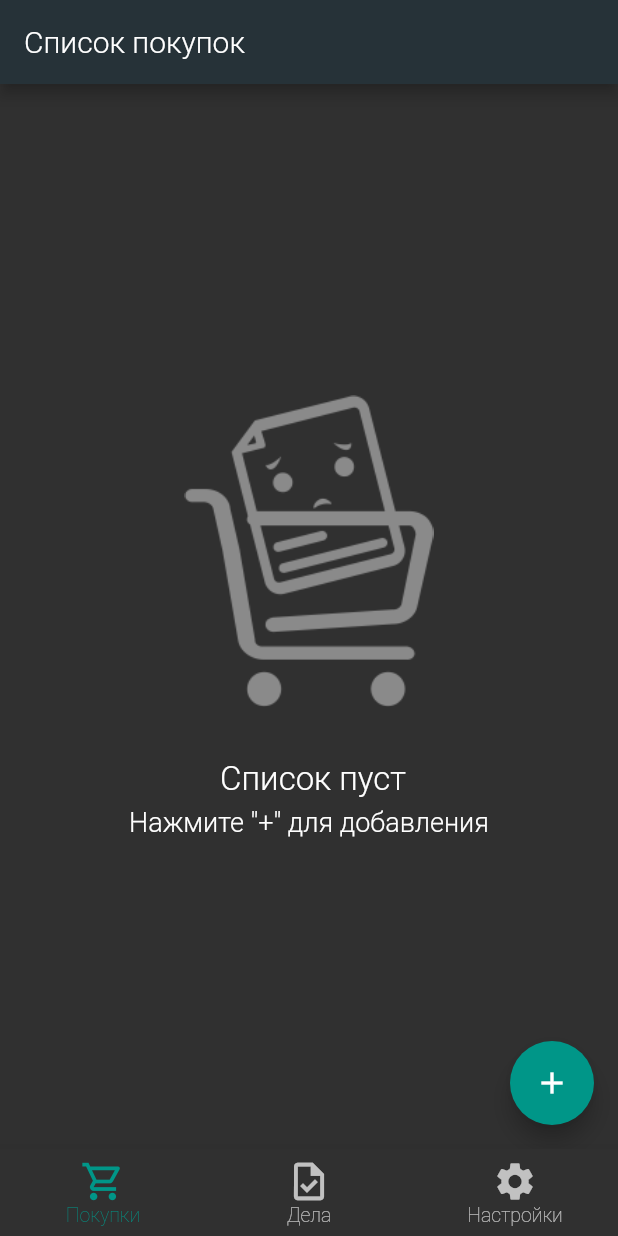
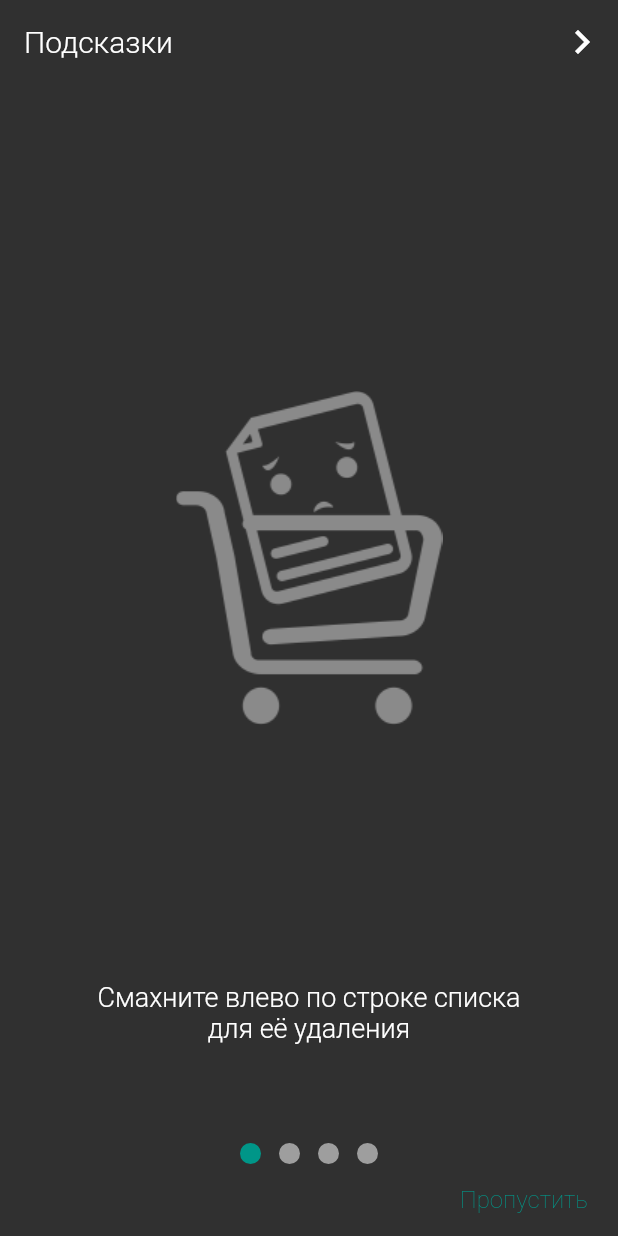
Before and after one commit to IgorFedoseev/my_todo_shopping_list, a Flutter app: the screen it shows after launch, on a phone screen of 412 x 824 dp. Run offline on Flutter 3.47's test engine with Material 2 defaults, Android fonts, the phone set to English and light mode, and no system bars; drawn by our look-alikes of smooth_page_indicator; our stand-ins replace flutter_slidable, google_fonts.

Commit message:
created an onboarding screen

```diff
--- /dev/null
+++ b/lib/navigation/app_pages.dart
@@ -0,0 +1,5 @@
+class AppPages{
+  static String home = '/';
+  static String onBoardingPath = '/on_boarding';
+
+}
--- a/lib/navigation/app_router.dart
+++ b/lib/navigation/app_router.dart
@@ -1,5 +1,6 @@
 import 'package:flutter/material.dart';
 import 'package:my_to_do_shopping_list/widgets/app/app_state_manager.dart';
+import 'package:my_to_do_shopping_list/widgets/pages/onboarding_page.dart';
 import 'package:my_to_do_shopping_list/widgets/pages/products_list_manager.dart';
 
 class AppRouter extends RouterDelegate
@@ -30,7 +31,9 @@ class AppRouter extends RouterDelegate
     return Navigator(
       key: navigatorKey,
       onPopPage: _handlePopPage,
-      pages: [],
+      pages: [
+        if(!appStateManager.isOnBoardingComplete) OnBoardingPage.page(),
+      ],
     );
   }
 
--- a/lib/widgets/app/my_app.dart
+++ b/lib/widgets/app/my_app.dart
@@ -1,7 +1,6 @@
 import 'package:flutter/material.dart';
 import 'package:my_to_do_shopping_list/navigation/app_router.dart';
 import 'package:my_to_do_shopping_list/widgets/app/app_state_manager.dart';
-import 'package:my_to_do_shopping_list/widgets/pages/home_page.dart';
 import 'package:my_to_do_shopping_list/widgets/pages/products_list_manager.dart';
 import 'package:my_to_do_shopping_list/widgets/style/app_theme.dart';
 import 'package:provider/provider.dart';
@@ -30,17 +29,17 @@ class _MyAppState extends State<MyApp> {
   @override
   Widget build(BuildContext context) {
     final theme = AppTheme.dark();
-    return MaterialApp(
-      title: 'To-do shopping list',
-      // routes: mainNavigation.route,
-      // onGenerateRoute: mainNavigation.onGenerateRoute,
-      theme: theme,
-      home: MultiProvider(
-        providers: [
-          ChangeNotifierProvider(create: (context) => _appStateManager),
-          ChangeNotifierProvider(create: (context) => _productListManager),
-        ],
-        child: const HomePage(),
+    return MultiProvider(
+      providers: [
+        ChangeNotifierProvider(create: (context) => _appStateManager),
+        ChangeNotifierProvider(create: (context) => _productListManager),
+      ],
+      child: MaterialApp(
+        title: 'To-do shopping list',
+        theme: theme,
+        home: Router(
+          routerDelegate: _appRouter,
+        ),
       ),
     );
   }
--- /dev/null
+++ b/lib/widgets/pages/onboarding_page.dart
@@ -0,0 +1,136 @@
+import 'package:flutter/material.dart';
+import 'package:my_to_do_shopping_list/app_images.dart';
+import 'package:my_to_do_shopping_list/navigation/app_pages.dart';
+import 'package:my_to_do_shopping_list/widgets/app/app_state_manager.dart';
+import 'package:provider/provider.dart';
+import 'package:smooth_page_indicator/smooth_page_indicator.dart';
+
+class OnBoardingPage extends StatefulWidget {
+  static MaterialPage page() {
+    return MaterialPage(
+      name: AppPages.onBoardingPath,
+      key: ValueKey(AppPages.onBoardingPath),
+      child: const OnBoardingPage(),
+    );
+  }
+
+  const OnBoardingPage({Key? key}) : super(key: key);
+
+  @override
+  State<OnBoardingPage> createState() => _OnBoardingPageState();
+}
+
+class _OnBoardingPageState extends State<OnBoardingPage> {
+  final _pageController = PageController();
+
+  @override
+  Widget build(BuildContext context) {
+    return Scaffold(
+      appBar: AppBar(
+        backgroundColor: Colors.transparent,
+        elevation: 0.0,
+        title: const Text('Подсказки'),
+        actions: [
+          IconButton(
+            onPressed: Provider.of<AppStateManager>(context).completeOnBoarding,
+            icon: const Icon(Icons.chevron_right),
+          ),
+        ],
+        actionsIconTheme: const IconThemeData(size: 32.0),
+      ),
+      body: SafeArea(
+        child: Column(
+          children: <Widget>[
+            _buildPages(),
+            _pageIndicator(),
+            _buildActionButton(),
+          ],
+        ),
+      ),
+    );
+  }
+
+  Widget _buildPages() {
+    return Expanded(
+      child: PageView(
+        controller: _pageController,
+        children: [
+          _pageView(
+            text: 'Смахните влево по строке списка для её удаления',
+            imageProvider: AppImages.emptyTrolley,
+          ),
+          _pageView(
+            text: 'Смахните вправо по строке для её редактирования',
+            imageProvider: AppImages.emptyTrolley,
+          ),
+          _pageView(
+            text: 'Коснитесь строки, чтобы пометить её как выполненную',
+            imageProvider: AppImages.emptyTrolley,
+          ),
+          _pageView(
+            text:
+                'Коснитесь значка завершения для удаления всех выполненных строк',
+            imageProvider: AppImages.emptyTrolley,
+          ),
+        ],
+      ),
+    );
+  }
+
+  Widget _pageView(
+      {required String text, required ImageProvider imageProvider}) {
+    final textStyle = Theme.of(context).textTheme.headline3;
+    return Padding(
+      padding: const EdgeInsets.all(50.0),
+      child: Column(
+        mainAxisAlignment: MainAxisAlignment.center,
+        crossAxisAlignment: CrossAxisAlignment.center,
+        children: [
+          Expanded(
+            child: Image(
+              //fit: BoxFit.fitWidth,
+              image: imageProvider,
+            ),
+          ),
+          const SizedBox(height: 16.0),
+          Text(
+            text,
+            textAlign: TextAlign.center,
+            style: textStyle,
+          ),
+          const SizedBox(height: 16.0),
+        ],
+      ),
+    );
+  }
+
+  Widget _pageIndicator() {
+    return SmoothPageIndicator(
+      controller: _pageController,
+      count: 4,
+      effect: const WormEffect(
+        activeDotColor: Colors.teal,
+        dotWidth: 14,
+        dotHeight: 14,
+        spacing: 12,
+      ),
+    );
+  }
+
+  Row _buildActionButton() {
+    final textStyle = Theme.of(context).textTheme.bodyText2;
+    final style = textStyle?.copyWith(color: Colors.teal);
+    return Row(
+      mainAxisAlignment: MainAxisAlignment.end,
+      children: [
+        TextButton(
+          child: Text('Пропустить', style: style,),
+          onPressed:  Provider.of<AppStateManager>(context).completeOnBoarding,
+        ),
+        const SizedBox(
+          width: 12,
+        ),
+      ],
+    );
+  }
+}
--- a/lib/widgets/style/app_theme.dart
+++ b/lib/widgets/style/app_theme.dart
@@ -5,6 +5,11 @@ class AppTheme {
   static TextTheme lightTextTheme = TextTheme(
     bodyText1: GoogleFonts.russoOne(
       fontSize: 13.0,
+      fontWeight: FontWeight.w200,
+      color: Colors.blueGrey[900],
+    ),
+    bodyText2: GoogleFonts.russoOne(
+      fontSize: 16.0,
       fontWeight: FontWeight.w200,
       color: Colors.blueGrey[900],
     ),
@@ -28,6 +33,11 @@ class AppTheme {
   static TextTheme darkTextTheme = TextTheme(
     bodyText1: GoogleFonts.russoOne(
       fontSize: 13.0,
+      fontWeight: FontWeight.w200,
+      color: Colors.white,
+    ),
+    bodyText2: GoogleFonts.russoOne(
+      fontSize: 16.0,
       fontWeight: FontWeight.w200,
       color: Colors.white,
     ),
--- a/pubspec.yaml
+++ b/pubspec.yaml
@@ -40,6 +40,7 @@ dependencies:
   flutter_colorpicker: ^1.0.3
   uuid: ^3.0.6
   flutter_slidable: ^1.2.0
+  smooth_page_indicator: ^1.0.0+2
 
 dev_dependencies:
   flutter_test:
```
Also changed, not shown: pubspec.lock.
